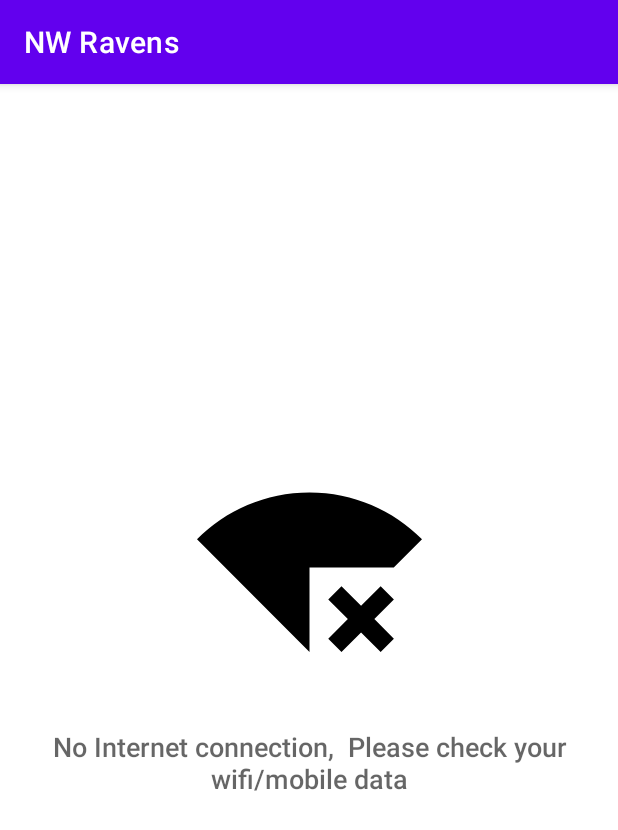
After one commit to codebender14/app_NW_Ravens, an Android app: the NoInternetActivity screen opened directly, with no data from a screen before it, on a phone screen of 412 x 824 dp. The commit adds this screen. Shown: the top 830 px of the screen. Run offline under Robolectric (Android 15) with nearby library versions, the phone set to English and light mode, and no system bars.

Commit message:
No network error screen

```diff
--- a/app/src/main/AndroidManifest.xml
+++ b/app/src/main/AndroidManifest.xml
@@ -3,6 +3,7 @@
     xmlns:tools="http://schemas.android.com/tools">
 
     <uses-permission android:name="android.permission.INTERNET" />
+    <uses-permission android:name="android.permission.ACCESS_NETWORK_STATE" />
 
     <application
         android:allowBackup="true"
@@ -14,6 +15,9 @@
         android:supportsRtl="true"
         android:theme="@style/Theme.NWRavens"
         tools:targetApi="31">
+        <activity
+            android:name=".activities.home.error.NoInternetActivity"
+            android:exported="false" />
         <activity
             android:name=".LoginActivity"
             android:exported="true">
--- a/app/src/main/java/com/example/nwravens/activities/home/HomeScreenActivity.java
+++ b/app/src/main/java/com/example/nwravens/activities/home/HomeScreenActivity.java
@@ -5,6 +5,7 @@ import android.content.Intent;
 import android.os.Bundle;
 
 import com.example.nwravens.LoginActivity;
+import com.example.nwravens.activities.home.error.NoInternetActivity;
 import com.example.nwravens.datamodels.Notifications;
 import com.example.nwravens.datarepository.DataRepository;
 import com.example.nwravens.firebase.FirebaseDataCallback;
@@ -47,7 +48,8 @@ public class HomeScreenActivity extends AppCompatActivity {
         dataRepository = ObjectProvider.getDataRepo(this);
 
         progressDialog = ObjectProvider.getProgressDialog(this);
-        setContent();
+
+
     }
 
     void setContent() {
@@ -76,6 +78,15 @@ public class HomeScreenActivity extends AppCompatActivity {
         });
     }
 
+    @Override
+    protected void onResume() {
+        super.onResume();
+        if (ObjectProvider.isOnline(this)) {
+            setContent();
+        }else {
+            startActivity(new Intent(this, NoInternetActivity.class));
+        }
+    }
 
     @Override
     public boolean onCreateOptionsMenu(Menu menu) {
--- /dev/null
+++ b/app/src/main/java/com/example/nwravens/activities/home/error/NoInternetActivity.java
@@ -0,0 +1,16 @@
+package com.example.nwravens.activities.home.error;
+
+import androidx.appcompat.app.AppCompatActivity;
+
+import android.os.Bundle;
+
+import com.example.nwravens.R;
+
+public class NoInternetActivity extends AppCompatActivity {
+
+    @Override
+    protected void onCreate(Bundle savedInstanceState) {
+        super.onCreate(savedInstanceState);
+        setContentView(R.layout.activity_no_internet);
+    }
+}
--- a/app/src/main/java/com/example/nwravens/provider/ObjectProvider.java
+++ b/app/src/main/java/com/example/nwravens/provider/ObjectProvider.java
@@ -2,6 +2,8 @@ package com.example.nwravens.provider;
 
 import android.app.ProgressDialog;
 import android.content.Context;
+import android.net.ConnectivityManager;
+import android.net.NetworkInfo;
 
 import androidx.recyclerview.widget.DividerItemDecoration;
 import androidx.recyclerview.widget.RecyclerView;
@@ -28,4 +30,10 @@ public class ObjectProvider {
         recyclerView.addItemDecoration(dividerItemDecoration);
     }
 
+    public static boolean isOnline(Context context) {
+        ConnectivityManager cm = (ConnectivityManager) context.getSystemService(Context.CONNECTIVITY_SERVICE);
+        NetworkInfo activeNetwork = cm.getActiveNetworkInfo();
+        return activeNetwork != null && activeNetwork.isConnected();
+    }
+
 }
--- /dev/null
+++ b/app/src/main/res/drawable/baseline_signal_wifi_connected_no_internet_4_24.xml
@@ -0,0 +1,5 @@
+<vector android:height="24dp" android:tint="#000000"
+    android:viewportHeight="24" android:viewportWidth="24"
+    android:width="24dp" xmlns:android="http://schemas.android.com/apk/res/android">
+    <path android:fillColor="@android:color/white" android:pathData="M24,8.98C20.93,5.9 16.69,4 12,4C7.31,4 3.07,5.9 0,8.98L12,21v-9h8.99L24,8.98zM19.59,14l-2.09,2.09L15.41,14L14,15.41l2.09,2.09L14,19.59L15.41,21l2.09,-2.08L19.59,21L21,19.59l-2.08,-2.09L21,15.41L19.59,14z"/>
+</vector>
--- /dev/null
+++ b/app/src/main/res/layout/activity_no_internet.xml
@@ -0,0 +1,34 @@
+<?xml version="1.0" encoding="utf-8"?>
+<androidx.constraintlayout.widget.ConstraintLayout xmlns:android="http://schemas.android.com/apk/res/android"
+    xmlns:app="http://schemas.android.com/apk/res-auto"
+    xmlns:tools="http://schemas.android.com/tools"
+    android:layout_width="match_parent"
+    android:layout_height="match_parent"
+    tools:context=".activities.home.error.NoInternetActivity">
+
+
+    <androidx.appcompat.widget.AppCompatImageView
+        android:id="@+id/appCompatImageView"
+        android:layout_width="150dp"
+        android:layout_height="150dp"
+        app:layout_constraintBottom_toBottomOf="parent"
+        app:layout_constraintEnd_toEndOf="parent"
+        app:layout_constraintHorizontal_bias="0.5"
+        app:layout_constraintStart_toStartOf="parent"
+        app:layout_constraintTop_toTopOf="parent"
+        app:layout_constraintVertical_bias="0.4"
+        app:srcCompat="@drawable/baseline_signal_wifi_connected_no_internet_4_24" />
+
+    <androidx.appcompat.widget.AppCompatTextView
+        android:layout_width="wrap_content"
+        android:layout_height="wrap_content"
+        android:layout_marginTop="16dp"
+        android:gravity="center"
+        android:padding="16dp"
+        android:text="No Internet connection,  Please check your wifi/mobile data"
+        android:textAppearance="@android:style/TextAppearance.DeviceDefault.Medium"
+        app:layout_constraintEnd_toEndOf="parent"
+        app:layout_constraintHorizontal_bias="0.498"
+        app:layout_constraintStart_toStartOf="parent"
+        app:layout_constraintTop_toBottomOf="@+id/appCompatImageView" />
+</androidx.constraintlayout.widget.ConstraintLayout>
```
